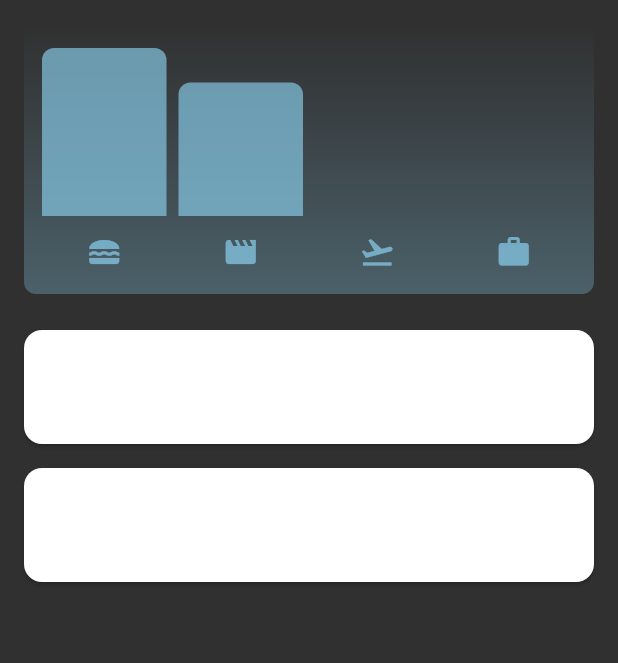
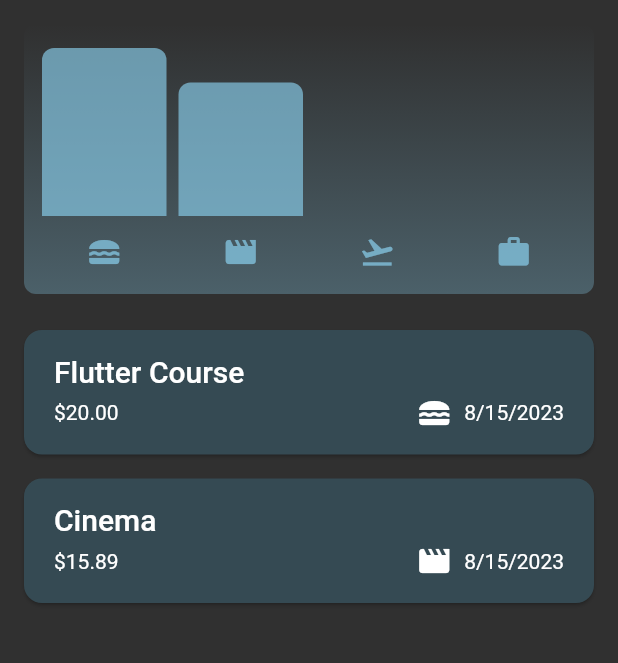
Before and after one commit to igarasy/expense_tracker, a Flutter app: the screen it shows after launch, on a phone screen of 412 x 824 dp, the part 84-747 px from its top. Run offline on Flutter 3.47's test engine with Material 2 defaults, Android fonts, the phone set to English and light mode, and no system bars.

Commit message:
chore: change text style

```diff
--- a/lib/widgets/expenses_list/expense_item.dart
+++ b/lib/widgets/expenses_list/expense_item.dart
@@ -9,15 +9,18 @@ class ExpenseItem extends StatelessWidget {
   @override
   Widget build(BuildContext context) {
     return Card(
-      color: Colors.white,
       child: Padding(
         padding: const EdgeInsets.symmetric(
           horizontal: 20,
           vertical: 16,
         ),
         child: Column(
+          crossAxisAlignment: CrossAxisAlignment.start,
           children: [
-            Text(expense.title),
+            Text(
+              expense.title,
+              style: Theme.of(context).textTheme.titleLarge,
+            ),
             const SizedBox(height: 4),
             Row(
               children: [
```
